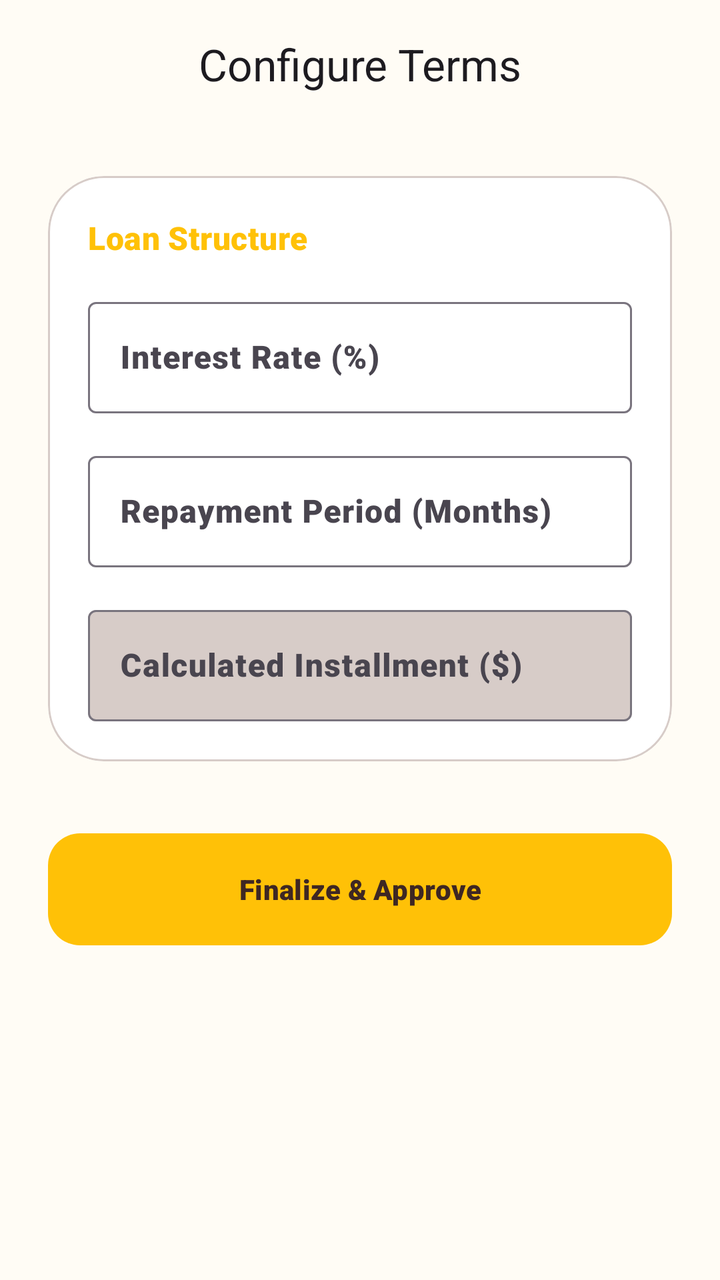
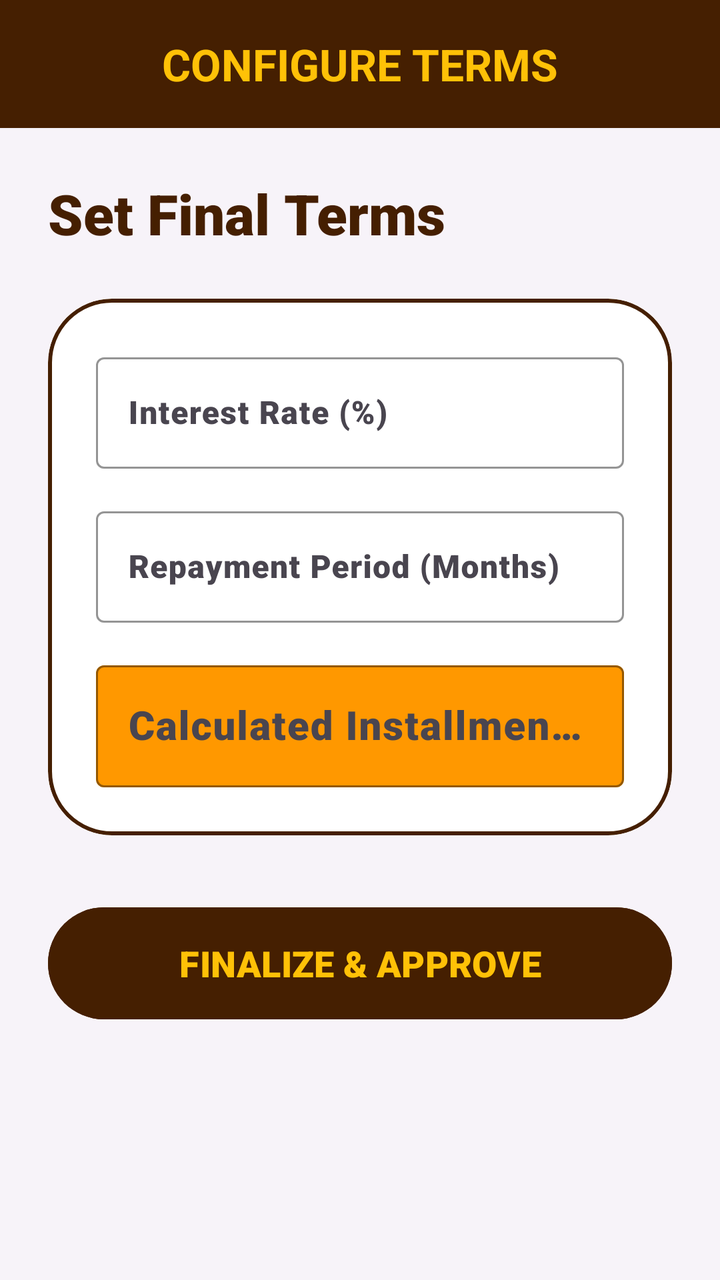

Before-and-after screenshots of an Android layout around one commit, followed by the original layout XML and the change that was made.
<!-- AndroidManifest.xml: application theme Theme.JSMotorsCarFinance -->
<!-- res/layout/activity_set_loan_terms.xml -->
<?xml version="1.0" encoding="utf-8"?>
<androidx.coordinatorlayout.widget.CoordinatorLayout xmlns:android="http://schemas.android.com/apk/res/android"
    xmlns:app="http://schemas.android.com/apk/res-auto"
    xmlns:tools="http://schemas.android.com/tools"
    android:layout_width="match_parent"
    android:layout_height="match_parent"
    android:background="@color/background">

    <com.google.android.material.appbar.AppBarLayout
        android:layout_width="match_parent"
        android:layout_height="wrap_content"
        android:background="@android:color/transparent"
        app:elevation="0dp">

        <com.google.android.material.appbar.MaterialToolbar
            android:id="@+id/toolbar"
            android:layout_width="match_parent"
            android:layout_height="?attr/actionBarSize"
            app:title="Configure Terms"
            app:titleCentered="true"
            app:titleTextAppearance="@style/TextAppearance.Material3.TitleLarge" />
    </com.google.android.material.appbar.AppBarLayout>

    <androidx.core.widget.NestedScrollView
        android:layout_width="match_parent"
        android:layout_height="match_parent"
        app:layout_behavior="@string/appbar_scrolling_view_behavior">

        <LinearLayout
            android:layout_width="match_parent"
            android:layout_height="wrap_content"
            android:orientation="vertical"
            android:padding="24dp">

            <com.google.android.material.card.MaterialCardView
                android:layout_width="match_parent"
                android:layout_height="wrap_content"
                app:cardCornerRadius="28dp"
                app:cardElevation="0dp"
                app:strokeWidth="1dp"
                app:strokeColor="@color/secondaryContainer"
                app:cardBackgroundColor="@color/surface">

                <LinearLayout
                    android:layout_width="match_parent"
                    android:layout_height="wrap_content"
                    android:orientation="vertical"
                    android:padding="20dp">

                    <TextView
                        android:layout_width="wrap_content"
                        android:layout_height="wrap_content"
                        android:text="Loan Structure"
                        android:textAppearance="@style/TextAppearance.Material3.TitleMedium"
                        android:textColor="@color/primary"
                        android:layout_marginBottom="16dp"/>

                    <com.google.android.material.textfield.TextInputLayout
                        android:layout_width="match_parent"
                        android:layout_height="wrap_content"
                        android:hint="Interest Rate (%)"
                        style="@style/Widget.Material3.TextInputLayout.OutlinedBox"
                        android:layout_marginBottom="16dp">
                        <com.google.android.material.textfield.TextInputEditText
                            android:id="@+id/etInterestRate"
                            android:layout_width="match_parent"
                            android:layout_height="wrap_content"
                            android:inputType="numberDecimal"/>
                    </com.google.android.material.textfield.TextInputLayout>

                    <com.google.android.material.textfield.TextInputLayout
                        android:layout_width="match_parent"
                        android:layout_height="wrap_content"
                        android:hint="Repayment Period (Months)"
                        style="@style/Widget.Material3.TextInputLayout.OutlinedBox"
                        android:layout_marginBottom="16dp">
                        <com.google.android.material.textfield.TextInputEditText
                            android:id="@+id/etPeriod"
                            android:layout_width="match_parent"
                            android:layout_height="wrap_content"
                            android:inputType="number"/>
                    </com.google.android.material.textfield.TextInputLayout>

                    <com.google.android.material.textfield.TextInputLayout
                        android:layout_width="match_parent"
                        android:layout_height="wrap_content"
                        android:hint="Calculated Installment ($)"
                        style="@style/Widget.Material3.TextInputLayout.OutlinedBox"
                        app:boxBackgroundColor="@color/secondaryContainer">
                        <com.google.android.material.textfield.TextInputEditText
                            android:id="@+id/etInstallment"
                            android:layout_width="match_parent"
                            android:layout_height="wrap_content"
                            android:inputType="numberDecimal"
                            android:textStyle="bold"/>
                    </com.google.android.material.textfield.TextInputLayout>

                </LinearLayout>
            </com.google.android.material.card.MaterialCardView>

            <com.google.android.material.button.MaterialButton
                android:id="@+id/btnConfirmTerms"
                android:layout_width="match_parent"
                android:layout_height="64dp"
                android:text="Finalize &amp; Approve"
                android:layout_marginTop="32dp"
                app:cornerRadius="16dp"
                style="@style/Widget.Material3.Button" />

        </LinearLayout>
    </androidx.core.widget.NestedScrollView>

</androidx.coordinatorlayout.widget.CoordinatorLayout>
<!-- resources referenced by this layout -->
<resources>
  <color name="background">#FFFCF5</color>
  <color name="primary">#FFC107</color>
  <color name="secondaryContainer">#D7CCC8</color>
  <color name="surface">#FFFFFF</color>
  <style name="Theme.JSMotorsCarFinance" parent="Base.Theme.JSMotorsCarFinance" />
  <style name="Base.Theme.JSMotorsCarFinance" parent="Theme.Material3.DayNight.NoActionBar">
          
          <item name="colorPrimary">@color/primary</item>
          <item name="colorOnPrimary">@color/onPrimary</item>
          <item name="colorPrimaryContainer">@color/primaryContainer</item>
          <item name="colorOnPrimaryContainer">@color/onPrimaryContainer</item>
          <item name="colorSecondary">@color/secondary</item>
          <item name="colorOnSecondary">@color/onSecondary</item>
          <item name="colorSecondaryContainer">@color/secondaryContainer</item>
          <item name="colorOnSecondaryContainer">@color/onSecondaryContainer</item>
          <item name="android:windowBackground">@color/background</item>
          <item name="colorSurface">@color/surface</item>
          <item name="colorOnSurface">@color/onSurface</item>
          <item name="colorError">@color/error</item>
          <item name="colorOnError">@color/onError</item>
  
          
          <item name="android:fontFamily">sans-serif-black</item>
          <item name="textAppearanceTitleLarge">@style/Carmoola.TitleLarge</item>
          <item name="textAppearanceHeadlineLarge">@style/Carmoola.HeadlineLarge</item>
      </style>
  <color name="onPrimary">#3E2723</color>
  <color name="primaryContainer">#FFECB3</color>
  <color name="onPrimaryContainer">#3E2723</color>
  <color name="secondary">#5D4037</color>
  <color name="onSecondary">#FFFFFF</color>
  <color name="onSecondaryContainer">#3E2723</color>
  <color name="onSurface">#3E2723</color>
  <color name="error">#E53935</color>
  <color name="onError">#FFFFFF</color>
  <style name="Carmoola.TitleLarge" parent="TextAppearance.Material3.TitleLarge">
          <item name="android:textStyle">bold</item>
          <item name="android:textColor">@color/secondary</item>
      </style>
  <style name="Carmoola.HeadlineLarge" parent="TextAppearance.Material3.HeadlineLarge">
          <item name="android:textStyle">bold</item>
          <item name="android:textColor">@color/secondary</item>
          <item name="android:textSize">34sp</item>
      </style>
</resources>

<!-- the commit's change to res/layout/activity_set_loan_terms.xml (unified diff, before → after) -->
@@ -9,16 +9,17 @@
     <com.google.android.material.appbar.AppBarLayout
         android:layout_width="match_parent"
         android:layout_height="wrap_content"
-        android:background="@android:color/transparent"
+        android:background="@color/secondary"
         app:elevation="0dp">
 
         <com.google.android.material.appbar.MaterialToolbar
             android:id="@+id/toolbar"
             android:layout_width="match_parent"
             android:layout_height="?attr/actionBarSize"
-            app:title="Configure Terms"
+            app:title="CONFIGURE TERMS"
             app:titleCentered="true"
-            app:titleTextAppearance="@style/TextAppearance.Material3.TitleLarge" />
+            app:titleTextColor="@color/primary"
+            app:titleTextAppearance="@style/Carmoola.TitleLarge" />
     </com.google.android.material.appbar.AppBarLayout>
 
     <androidx.core.widget.NestedScrollView
@@ -32,40 +33,43 @@
             android:orientation="vertical"
             android:padding="24dp">
 
+            <TextView
+                android:layout_width="wrap_content"
+                android:layout_height="wrap_content"
+                android:text="Set Final Terms"
+                android:textAppearance="@style/Carmoola.HeadlineLarge"
+                android:textSize="28sp"
+                android:layout_marginBottom="24dp"/>
+
             <com.google.android.material.card.MaterialCardView
                 android:layout_width="match_parent"
                 android:layout_height="wrap_content"
-                app:cardCornerRadius="28dp"
+                app:cardCornerRadius="32dp"
                 app:cardElevation="0dp"
-                app:strokeWidth="1dp"
-                app:strokeColor="@color/secondaryContainer"
-                app:cardBackgroundColor="@color/surface">
+                app:strokeWidth="2dp"
+                app:strokeColor="@color/secondary"
+                app:cardBackgroundColor="@color/white">
 
                 <LinearLayout
                     android:layout_width="match_parent"
                     android:layout_height="wrap_content"
                     android:orientation="vertical"
-                    android:padding="20dp">
-
-                    <TextView
-                        android:layout_width="wrap_content"
-                        android:layout_height="wrap_content"
-                        android:text="Loan Structure"
-                        android:textAppearance="@style/TextAppearance.Material3.TitleMedium"
-                        android:textColor="@color/primary"
-                        android:layout_marginBottom="16dp"/>
+                    android:padding="24dp">
 
                     <com.google.android.material.textfield.TextInputLayout
                         android:layout_width="match_parent"
                         android:layout_height="wrap_content"
                         android:hint="Interest Rate (%)"
                         style="@style/Widget.Material3.TextInputLayout.OutlinedBox"
-                        android:layout_marginBottom="16dp">
+                        android:layout_marginBottom="16dp"
+                        app:boxStrokeColor="@color/secondary"
+                        app:hintTextColor="@color/secondary">
                         <com.google.android.material.textfield.TextInputEditText
                             android:id="@+id/etInterestRate"
                             android:layout_width="match_parent"
                             android:layout_height="wrap_content"
-                            android:inputType="numberDecimal"/>
+                            android:inputType="numberDecimal"
+                            android:textColor="@color/secondary"/>
                     </com.google.android.material.textfield.TextInputLayout>
 
                     <com.google.android.material.textfield.TextInputLayout
@@ -73,26 +77,32 @@
                         android:layout_height="wrap_content"
                         android:hint="Repayment Period (Months)"
                         style="@style/Widget.Material3.TextInputLayout.OutlinedBox"
-                        android:layout_marginBottom="16dp">
+                        android:layout_marginBottom="16dp"
+                        app:boxStrokeColor="@color/secondary"
+                        app:hintTextColor="@color/secondary">
                         <com.google.android.material.textfield.TextInputEditText
                             android:id="@+id/etPeriod"
                             android:layout_width="match_parent"
                             android:layout_height="wrap_content"
-                            android:inputType="number"/>
+                            android:inputType="number"
+                            android:textColor="@color/secondary"/>
                     </com.google.android.material.textfield.TextInputLayout>
 
                     <com.google.android.material.textfield.TextInputLayout
                         android:layout_width="match_parent"
                         android:layout_height="wrap_content"
-                        android:hint="Calculated Installment ($)"
+                        android:hint="Calculated Installment (Rs.)"
                         style="@style/Widget.Material3.TextInputLayout.OutlinedBox"
-                        app:boxBackgroundColor="@color/secondaryContainer">
+                        app:boxBackgroundColor="@color/primaryContainer"
+                        app:boxStrokeColor="@color/secondary">
                         <com.google.android.material.textfield.TextInputEditText
                             android:id="@+id/etInstallment"
                             android:layout_width="match_parent"
                             android:layout_height="wrap_content"
                             android:inputType="numberDecimal"
-                            android:textStyle="bold"/>
+                            android:textColor="@color/secondary"
+                            android:textStyle="bold"
+                            android:textSize="20sp"/>
                     </com.google.android.material.textfield.TextInputLayout>
 
                 </LinearLayout>
@@ -102,9 +112,14 @@
                 android:id="@+id/btnConfirmTerms"
                 android:layout_width="match_parent"
                 android:layout_height="64dp"
-                android:text="Finalize &amp; Approve"
+                android:text="FINALIZE &amp; APPROVE"
                 android:layout_marginTop="32dp"
-                app:cornerRadius="16dp"
+                android:layout_marginBottom="48dp"
+                android:textStyle="bold"
+                android:textSize="18sp"
+                app:cornerRadius="32dp"
+                android:backgroundTint="@color/secondary"
+                android:textColor="@color/primary"
                 style="@style/Widget.Material3.Button" />
 
         </LinearLayout>
<!-- resource entries referenced after the edit -->
@@ -1,8 +1,8 @@
 <!-- resources referenced by this layout -->
 <resources>
-  <color name="background">#FFFCF5</color>
+  <color name="background">#F7F3F9</color>
   <color name="primary">#FFC107</color>
-  <color name="secondaryContainer">#D7CCC8</color>
+  <color name="secondaryContainer">#451F01</color>
   <color name="surface">#FFFFFF</color>
   <style name="Theme.JSMotorsCarFinance" parent="Base.Theme.JSMotorsCarFinance" />
   <style name="Base.Theme.JSMotorsCarFinance" parent="Theme.Material3.DayNight.NoActionBar">
@@ -26,14 +26,15 @@
           <item name="textAppearanceTitleLarge">@style/Carmoola.TitleLarge</item>
           <item name="textAppearanceHeadlineLarge">@style/Carmoola.HeadlineLarge</item>
       </style>
-  <color name="onPrimary">#3E2723</color>
-  <color name="primaryContainer">#FFECB3</color>
-  <color name="onPrimaryContainer">#3E2723</color>
-  <color name="secondary">#5D4037</color>
+  <color name="onPrimary">#451F01</color>
+  <color name="primaryContainer">#FF9800</color>
+  <color name="onPrimaryContainer">#451F01</color>
+  <color name="secondary">#451F01</color>
+  <color name="white">#FFFFFFFF</color>
   <color name="onSecondary">#FFFFFF</color>
-  <color name="onSecondaryContainer">#3E2723</color>
-  <color name="onSurface">#3E2723</color>
-  <color name="error">#E53935</color>
+  <color name="onSecondaryContainer">#FFFFFF</color>
+  <color name="onSurface">#451F01</color>
+  <color name="error">#FF4B4B</color>
   <color name="onError">#FFFFFF</color>
   <style name="Carmoola.TitleLarge" parent="TextAppearance.Material3.TitleLarge">
           <item name="android:textStyle">bold</item>
